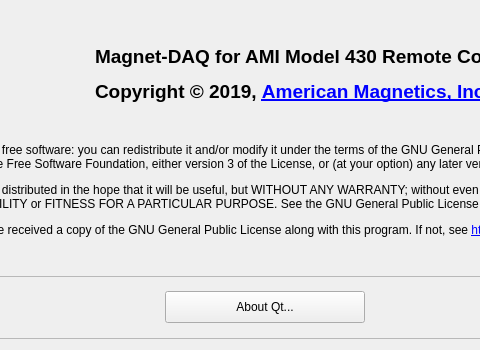
The window that Magnet-DAQ/aboutdialog.ui (American-Magnetics-Inc/magnet-daq) describes before a commit, drawn with Qt 5; both pictures show x 95 to 575 and y 0 to 350 of the 720 by 350 pixel window.
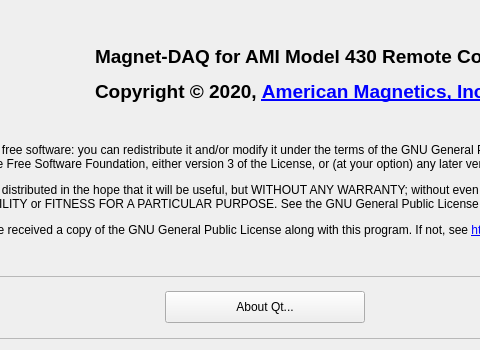
The same window after the commit. Icons and pictures are not drawn.

Commit message: • Adds new Table tab with auto-stepping option with the capability of executing an app or script at each target • Table feature includes ability to automatically enter/exit persistent mode at each target • Includes firmware versions 3.12 and 2.62 (legacy) • Full support for alternate Short-Sample operational mode of the Model 430

Patch:
```diff
--- a/Magnet-DAQ/aboutdialog.ui
+++ b/Magnet-DAQ/aboutdialog.ui
@@ -56,7 +56,7 @@
       </font>
      </property>
      <property name="text">
-      <string>&lt;html&gt;&lt;head/&gt;&lt;body&gt;&lt;p&gt;&lt;span style=&quot; font-size:14pt;&quot;&gt;Magnet-DAQ for AMI Model 430 Remote Control&lt;/span&gt;&lt;/p&gt;&lt;p&gt;&lt;span style=&quot; font-size:14pt;&quot;&gt;Copyright © 2019, &lt;/span&gt;&lt;a href=&quot;http://www.americanmagnetics.com&quot;&gt;&lt;span style=&quot; font-size:14pt; text-decoration: underline; color:#0000ff;&quot;&gt;American Magnetics, Inc.&lt;/span&gt;&lt;/a&gt;&lt;/p&gt;&lt;/body&gt;&lt;/html&gt;</string>
+      <string>&lt;html&gt;&lt;head/&gt;&lt;body&gt;&lt;p&gt;&lt;span style=&quot; font-size:14pt;&quot;&gt;Magnet-DAQ for AMI Model 430 Remote Control&lt;/span&gt;&lt;/p&gt;&lt;p&gt;&lt;span style=&quot; font-size:14pt;&quot;&gt;Copyright © 2020, &lt;/span&gt;&lt;a href=&quot;http://www.americanmagnetics.com&quot;&gt;&lt;span style=&quot; font-size:14pt; text-decoration: underline; color:#0000ff;&quot;&gt;American Magnetics, Inc.&lt;/span&gt;&lt;/a&gt;&lt;/p&gt;&lt;/body&gt;&lt;/html&gt;</string>
      </property>
      <property name="alignment">
       <set>Qt::AlignLeading|Qt::AlignLeft|Qt::AlignVCenter</set>
```
The commit also changes 158 other files.
